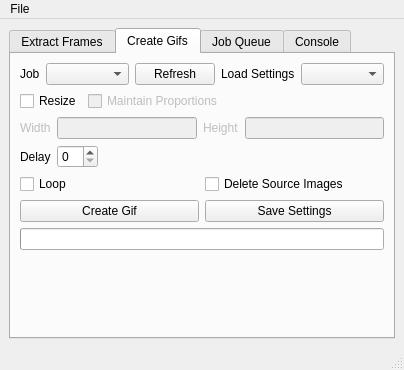
This is data/screen.ui in KaiAPaulhus/GifExtract as Qt 5 draws it before an edit. The edited form follows.
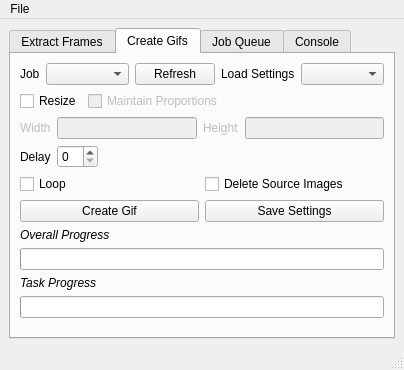
This is the edited form.

Commit message: Added secondary, working progress bar. Primary progress bar still not working.

```diff
--- a/data/screen.ui
+++ b/data/screen.ui
@@ -496,6 +496,18 @@
           </item>
          </layout>
         </item>
+        <item>
+         <widget class="QLabel" name="label_7">
+          <property name="font">
+           <font>
+            <italic>true</italic>
+           </font>
+          </property>
+          <property name="text">
+           <string>Overall Progress</string>
+          </property>
+         </widget>
+        </item>
         <item>
          <widget class="QProgressBar" name="progress_gif">
           <property name="value">
@@ -506,6 +518,28 @@
           </property>
          </widget>
         </item>
+        <item>
+         <widget class="QLabel" name="lbl_gif_currtask">
+          <property name="font">
+           <font>
+            <italic>true</italic>
+           </font>
+          </property>
+          <property name="text">
+           <string>Task Progress</string>
+          </property>
+         </widget>
+        </item>
+        <item>
+         <widget class="QProgressBar" name="progress_gif_sub">
+          <property name="value">
+           <number>0</number>
+          </property>
+          <property name="textVisible">
+           <bool>false</bool>
+          </property>
+         </widget>
+        </item>
         <item>
          <spacer name="verticalSpacer_2">
           <property name="orientation">
```
The commit also changes 3 other files.
